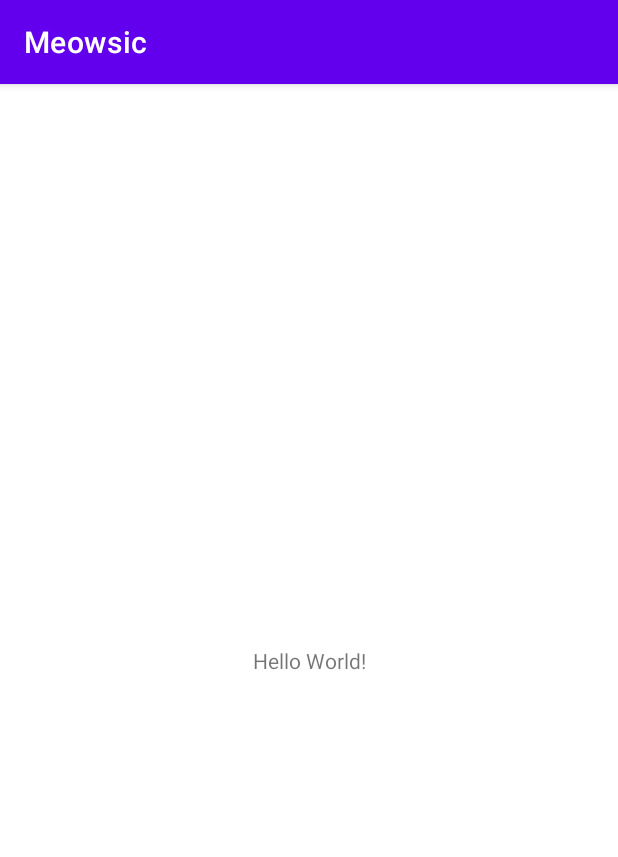
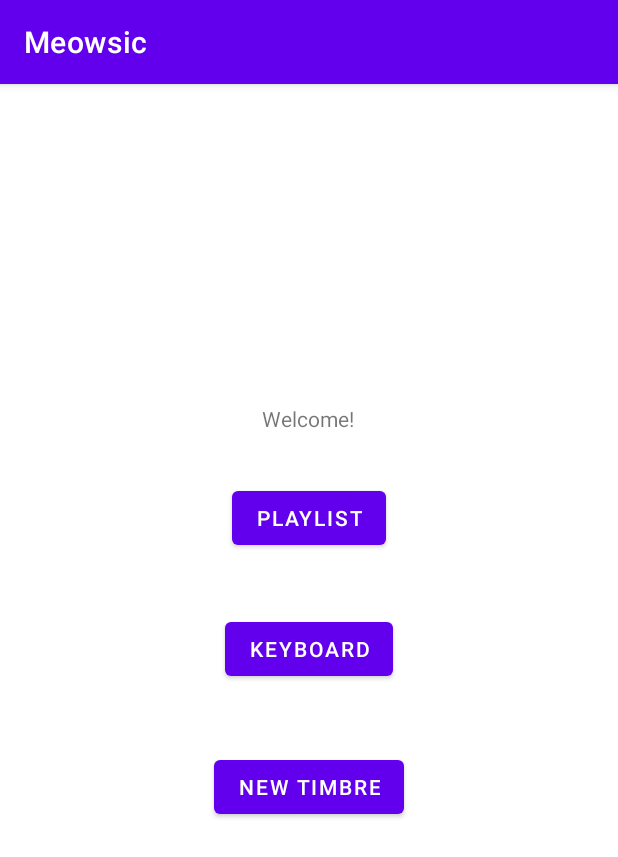
Before and after one commit to zchen665/Meowsic, an Android app: the screen it shows after launch (MainActivity), on a phone screen of 412 x 824 dp. Shown: the top 857 px of the screen. Run offline under Robolectric (Android 15) with nearby library versions, the phone set to English and light mode, and no system bars.

Commit message:
add rough frames

```diff
--- a/app/src/main/java/com/example/meowsic/MainActivity.java
+++ b/app/src/main/java/com/example/meowsic/MainActivity.java
@@ -2,7 +2,10 @@ package com.example.meowsic;
 
 import androidx.appcompat.app.AppCompatActivity;
 
+import android.content.Intent;
 import android.os.Bundle;
+import android.view.View;
+import android.widget.Button;
 
 public class MainActivity extends AppCompatActivity {
 
@@ -10,5 +13,43 @@ public class MainActivity extends AppCompatActivity {
     protected void onCreate(Bundle savedInstanceState) {
         super.onCreate(savedInstanceState);
         setContentView(R.layout.activity_main);
+
+        Button recordingButton = (Button) findViewById(R.id.home_new_timbre);
+        Button playListButton = (Button) findViewById(R.id.home_playlist);
+        Button keyBoardButoon = (Button) findViewById(R.id.home_keyboard);
+
+        recordingButton.setOnClickListener(new View.OnClickListener(){
+            public void onClick(View v){
+                toNewRecording();
+            }
+        });
+        playListButton.setOnClickListener(new View.OnClickListener(){
+            public void onClick(View v){
+                toPlayList();
+            }
+        });
+        keyBoardButoon.setOnClickListener(new View.OnClickListener(){
+            public void onClick(View v){
+                toKeyboard();
+            }
+        });
+    }
+
+
+
+    public void toNewRecording(){
+        Intent intent = new Intent(this, NewRecording.class);
+
+        startActivity(intent);
+    }
+    public void toPlayList(){
+        Intent intent = new Intent(this, PlayList.class);
+
+        startActivity(intent);
+    }
+    public void toKeyboard(){
+        Intent intent = new Intent(this, Keyboard.class);
+
+        startActivity(intent);
     }
 }
--- a/app/src/main/res/layout/activity_main.xml
+++ b/app/src/main/res/layout/activity_main.xml
@@ -7,12 +7,46 @@
     tools:context=".MainActivity">
 
     <TextView
+        android:id="@+id/textView"
         android:layout_width="wrap_content"
         android:layout_height="wrap_content"
-        android:text="Hello World!"
+        android:text="Welcome!"
         app:layout_constraintBottom_toBottomOf="parent"
+        app:layout_constraintHorizontal_bias="0.498"
         app:layout_constraintLeft_toLeftOf="parent"
         app:layout_constraintRight_toRightOf="parent"
-        app:layout_constraintTop_toTopOf="parent" />
+        app:layout_constraintTop_toTopOf="parent"
+        app:layout_constraintVertical_bias="0.285" />
+
+    <Button
+        android:id="@+id/home_playlist"
+        android:layout_width="wrap_content"
+        android:layout_height="wrap_content"
+        android:layout_marginBottom="7dp"
+        android:text="Playlist"
+        app:layout_constraintBottom_toTopOf="@+id/home_keyboard"
+        app:layout_constraintEnd_toEndOf="parent"
+        app:layout_constraintStart_toStartOf="parent"
+        app:layout_constraintTop_toBottomOf="@+id/textView" />
+
+    <Button
+        android:id="@+id/home_keyboard"
+        android:layout_width="wrap_content"
+        android:layout_height="wrap_content"
+        android:layout_marginTop="120dp"
+        android:text="Keyboard"
+        app:layout_constraintEnd_toEndOf="parent"
+        app:layout_constraintStart_toStartOf="parent"
+        app:layout_constraintTop_toBottomOf="@+id/textView" />
+
+    <Button
+        android:id="@+id/home_new_timbre"
+        android:layout_width="wrap_content"
+        android:layout_height="wrap_content"
+        android:layout_marginTop="44dp"
+        android:text="New Timbre"
+        app:layout_constraintEnd_toEndOf="parent"
+        app:layout_constraintStart_toStartOf="parent"
+        app:layout_constraintTop_toBottomOf="@+id/home_keyboard" />
 
 </androidx.constraintlayout.widget.ConstraintLayout>
```
Also changed, not shown: app/src/main/AndroidManifest.xml (+12 -0 lines).
